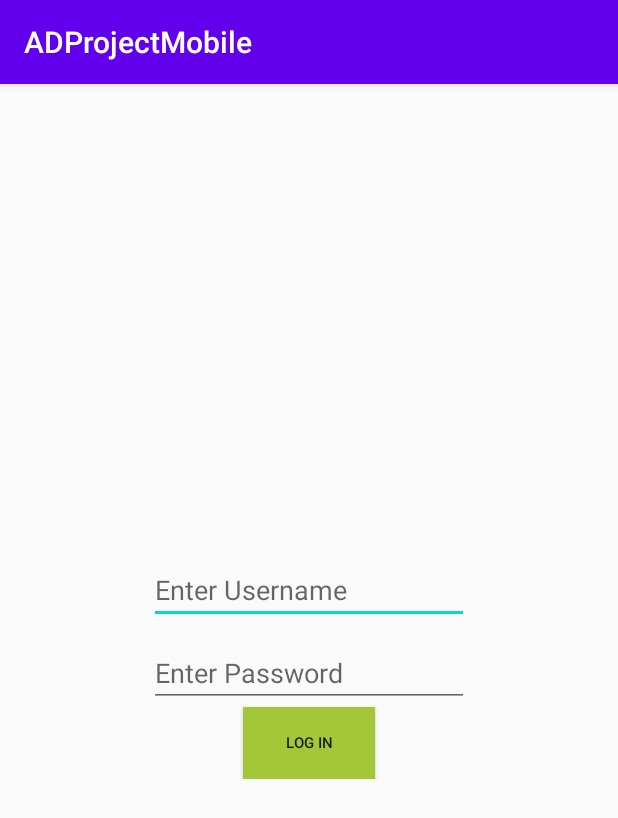
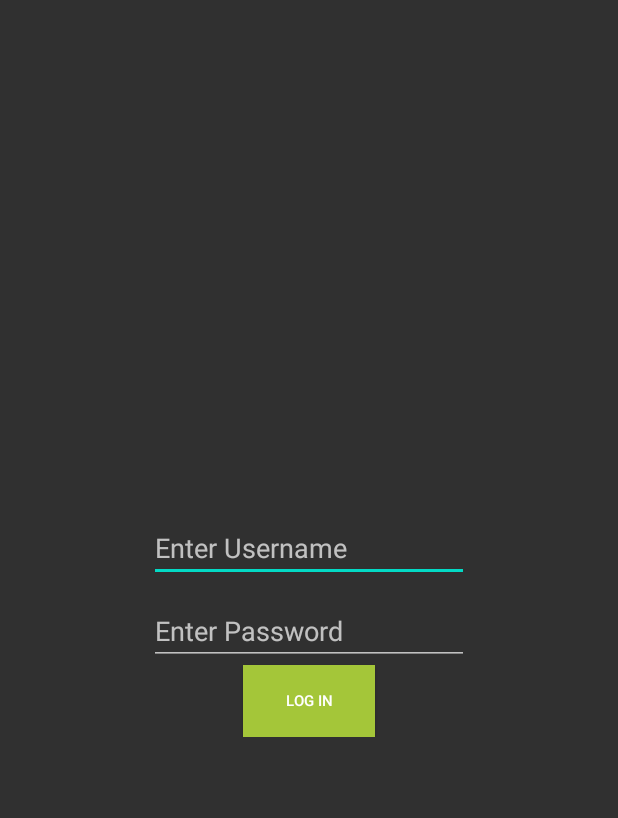
Before and after one commit to Martindreamz/ADProjectMobile, an Android app: the screen it shows after launch (LoginActivity), on a phone screen of 412 x 824 dp. Shown: the top 818 px of the screen. Run offline under Robolectric (Android 15) with nearby library versions, the phone set to English and light mode, and no system bars.

Commit message:
removed title bar

```diff
--- a/app/src/main/res/values/styles.xml
+++ b/app/src/main/res/values/styles.xml
@@ -1,6 +1,6 @@
 <resources>
     <!-- Base application theme. -->
-    <style name="AppTheme" parent="Theme.AppCompat.Light.DarkActionBar">
+    <style name="AppTheme" parent="Theme.AppCompat.NoActionBar">
         <!-- Customize your theme here. -->
         <item name="colorPrimary">@color/colorPrimary</item>
         <item name="colorPrimaryDark">@color/colorPrimaryDark</item>
```
Also changed, not shown: app/src/main/java/iss/workshop/adprojectmobile/activity/Store/InventoryCheckActivity.java (+7 -5 lines).
